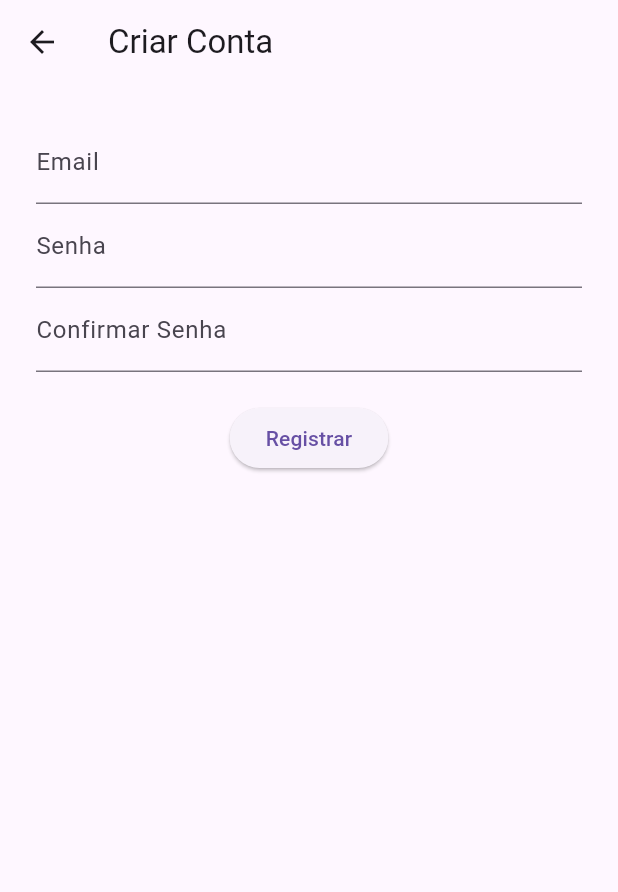
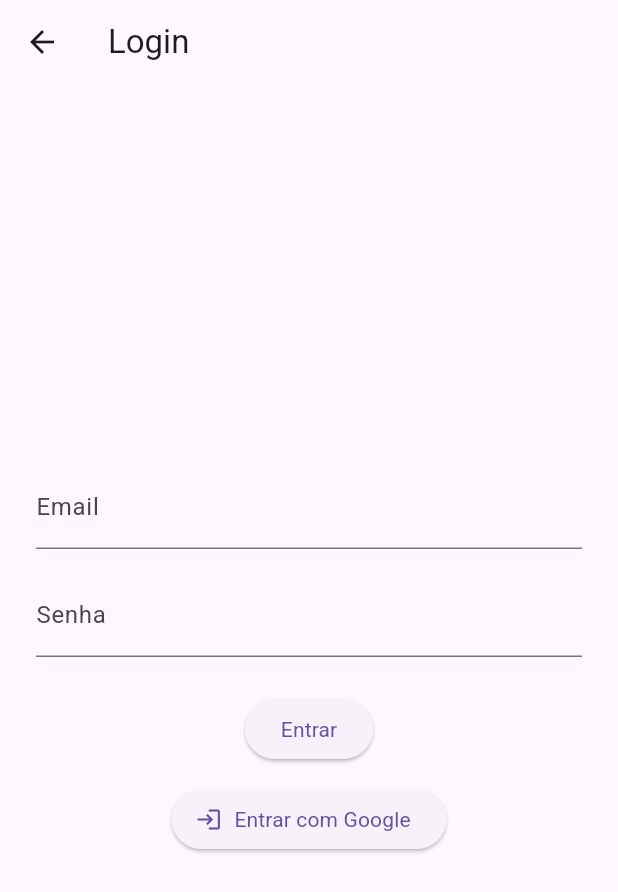
Before and after one commit to HeribertoFMK/delivery_manager, a Flutter app: the RegisterScreen screen opened by its route, on a phone screen of 412 x 824 dp. Shown: the top 892 px of the screen. Run offline on Flutter 3.47's test engine with Material 3 defaults, Android fonts, the light colour scheme and no system bars; our stand-ins replace firebase_auth, firebase_core, google_sign_in, logger; accounts and stored records are empty; network calls fail.

Commit message:
sexto commit dia 1 a 3 completo

```diff
--- a/lib/main.dart
+++ b/lib/main.dart
@@ -41,6 +41,7 @@
     return MaterialApp(
       title: 'Delivery Manager',
       debugShowCheckedModeBanner: false,
+      theme: ThemeData(fontFamily: 'Roboto', primarySwatch: Colors.blue),
       initialRoute: '/login',
       routes: {
         '/login': (context) => const LoginScreen(),
--- a/lib/pages/register_screen.dart
+++ b/lib/pages/register_screen.dart
@@ -24,58 +24,70 @@ class _RegisterScreenState extends State<RegisterScreen> {
 
   @override
   Widget build(BuildContext context) {
-    final auth = Provider.of<AuthService>(context, listen: false);
-
     return Scaffold(
-      appBar: AppBar(title: const Text('Criar Conta')),
-      body: Padding(
+      appBar: AppBar(title: const Text('Login')),
+      body: LayoutBuilder(
+        builder: (context, constraints) {
+          return SingleChildScrollView(
+            child: ConstrainedBox(
+              constraints: BoxConstraints(minHeight: constraints.maxHeight),
+              child: Padding(
                 padding: const EdgeInsets.all(24),
                 child: Column(
+                  mainAxisAlignment: MainAxisAlignment.center,
                   children: [
                     TextField(
                       controller: _email,
                       decoration: const InputDecoration(labelText: 'Email'),
                     ),
+                    const SizedBox(height: 16),
                     TextField(
                       controller: _password,
                       decoration: const InputDecoration(labelText: 'Senha'),
                       obscureText: true,
                     ),
-            TextField(
-              controller: _confirmPassword,
-              decoration: const InputDecoration(labelText: 'Confirmar Senha'),
-              obscureText: true,
-            ),
-            const SizedBox(height: 20),
+                    const SizedBox(height: 24),
                     ElevatedButton(
                       onPressed: () async {
-                if (_password.text != _confirmPassword.text) {
-                  ScaffoldMessenger.of(context).showSnackBar(
-                    const SnackBar(content: Text('As senhas não coincidem')),
+                        final auth = Provider.of<AuthService>(
+                          context,
+                          listen: false,
                         );
-                  return;
-                }
-
-                await auth.register(_email.text, _password.text);
+                        await auth.login(_email.text, _password.text);
                         if (!mounted) return;
-
                         if (auth.isLoggedIn) {
-                  // Ignora o lint APENAS nesta linha
+                          // Ignora o lint APENAS nesta linha, após verificar mounted
                           // ignore: use_build_context_synchronously
                           Navigator.pushReplacementNamed(context, '/home');
-                } else {
-                  // Ignora o lint APENAS nesta linha
-                  // ignore: use_build_context_synchronously
-                  ScaffoldMessenger.of(context).showSnackBar(
-                    const SnackBar(content: Text('Erro ao registrar')),
-                  );
                         }
                       },
-              child: const Text('Registrar'),
+                      child: const Text('Entrar'),
+                    ),
+                    const SizedBox(height: 12),
+                    ElevatedButton.icon(
+                      icon: const Icon(Icons.login),
+                      label: const Text('Entrar com Google'),
+                      onPressed: () async {
+                        final auth = Provider.of<AuthService>(
+                          context,
+                          listen: false,
+                        );
+                        await auth.loginWithGoogle();
+                        if (!mounted) return;
+                        if (auth.isLoggedIn) {
+                          // Ignora o lint APENAS nesta linha, após verificar mounted
+                          // ignore: use_build_context_synchronously
+                          Navigator.pushReplacementNamed(context, '/home');
+                        }
+                      },
                     ),
                   ],
                 ),
               ),
+            ),
+          );
+        },
+      ),
     );
   }
 }
```
Also changed, not shown: lib/core/theme/app_theme.dart (+25 -8 lines), lib/pages/home_screen.dart (+28 -1 lines), lib/pages/login_screen.dart (+23 -12 lines), pubspec.yaml (+12 -64 lines), assets/fonts/Roboto-Bold.ttf (added), assets/fonts/Roboto-Regular.ttf (added). Lines whose indentation alone changed are shown as unchanged.
